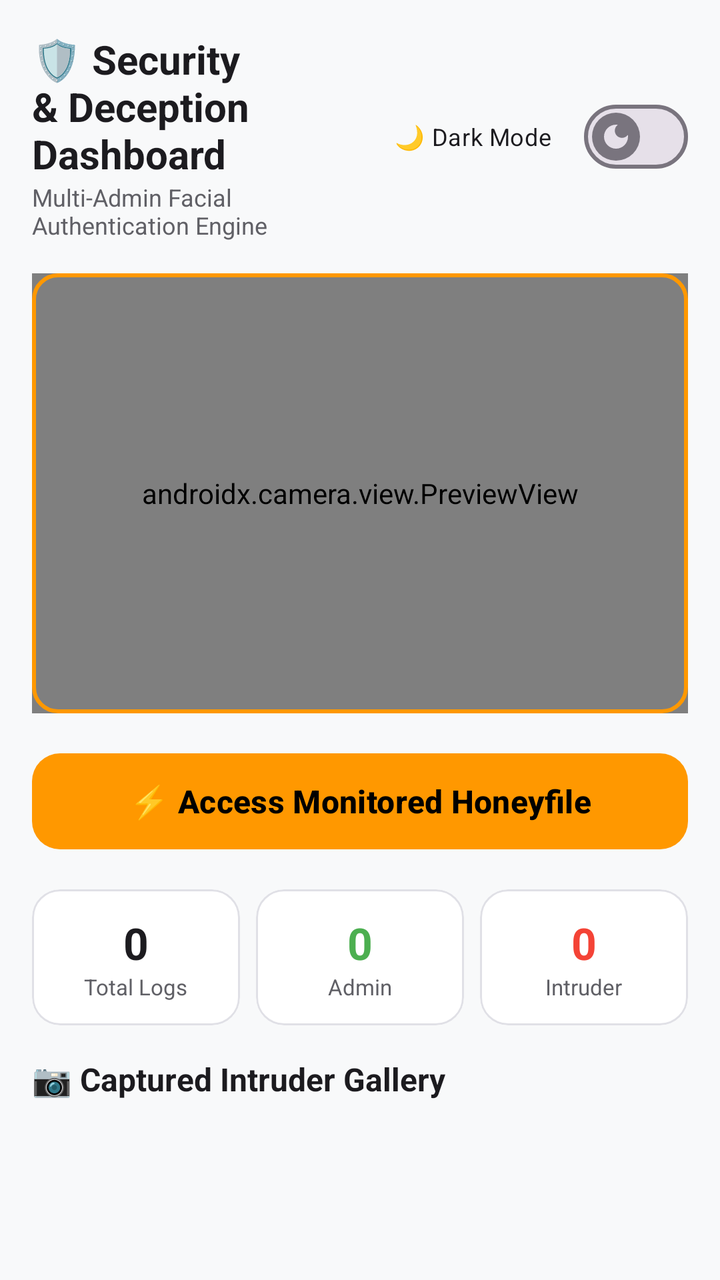
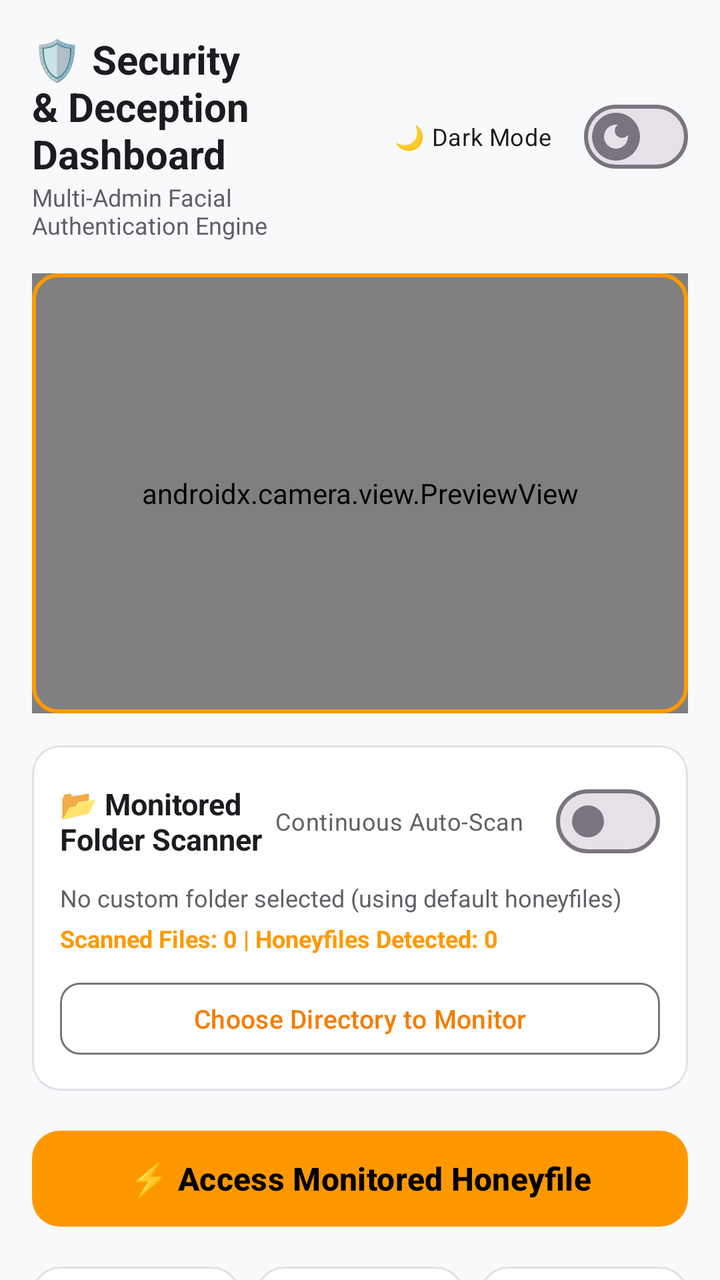

Two renders of the same Android screen: before a commit and after it. Below are the layout's source before the change and the commit's diff.
<!-- AndroidManifest.xml: activity theme Theme.HoneyfileSecurity -->
<!-- res/layout/activity_main.xml -->
<?xml version="1.0" encoding="utf-8"?>
<androidx.core.widget.NestedScrollView xmlns:android="http://schemas.android.com/apk/res/android"
    xmlns:app="http://schemas.android.com/apk/res-auto"
    android:layout_width="match_parent"
    android:layout_height="match_parent"
    android:background="?attr/appBackgroundColor"
    android:fillViewport="true">

    <LinearLayout
        android:layout_width="match_parent"
        android:layout_height="wrap_content"
        android:orientation="vertical"
        android:padding="16dp">

        
        <LinearLayout
            android:layout_width="match_parent"
            android:layout_height="wrap_content"
            android:orientation="horizontal"
            android:gravity="center_vertical"
            android:layout_marginBottom="16dp">

            <LinearLayout
                android:layout_width="0dp"
                android:layout_height="wrap_content"
                android:layout_weight="1"
                android:orientation="vertical">

                <TextView
                    android:layout_width="wrap_content"
                    android:layout_height="wrap_content"
                    android:text="@string/dashboard_title"
                    android:textColor="?attr/appTextColorPrimary"
                    android:textSize="20sp"
                    android:textStyle="bold" />

                <TextView
                    android:layout_width="wrap_content"
                    android:layout_height="wrap_content"
                    android:text="@string/dashboard_subtitle"
                    android:textColor="?attr/appTextColorSecondary"
                    android:textSize="12sp" />

            </LinearLayout>

            <com.google.android.material.materialswitch.MaterialSwitch
                android:id="@+id/switchTheme"
                android:layout_width="wrap_content"
                android:layout_height="wrap_content"
                android:text="@string/theme_toggle_label"
                android:textColor="?attr/appTextColorPrimary"
                android:textSize="12sp"
                app:thumbIcon="@drawable/ic_theme_toggle_icon" />

        </LinearLayout>

        
        <FrameLayout
            android:layout_width="match_parent"
            android:layout_height="220dp"
            android:layout_marginBottom="16dp">

            <androidx.camera.view.PreviewView
                android:id="@+id/previewView"
                android:layout_width="match_parent"
                android:layout_height="match_parent" />

            <View
                android:layout_width="match_parent"
                android:layout_height="match_parent"
                android:background="@drawable/camera_overlay_border" />
        </FrameLayout>

        
        <com.google.android.material.button.MaterialButton
            android:id="@+id/btnTrigger"
            android:layout_width="match_parent"
            android:layout_height="56dp"
            android:text="@string/trigger_button_text"
            android:textColor="@color/black"
            android:textSize="16sp"
            android:textStyle="bold"
            app:backgroundTint="@color/primary_accent"
            app:cornerRadius="14dp"
            android:layout_marginBottom="16dp" />

        
        <LinearLayout
            android:layout_width="match_parent"
            android:layout_height="wrap_content"
            android:orientation="horizontal"
            android:layout_marginBottom="16dp">

            <com.google.android.material.card.MaterialCardView
                android:layout_width="0dp"
                android:layout_height="wrap_content"
                android:layout_weight="1"
                android:layout_marginEnd="4dp"
                app:cardBackgroundColor="?attr/appCardColor"
                app:cardCornerRadius="14dp"
                app:strokeColor="?attr/appCardStrokeColor"
                app:strokeWidth="1dp">
                <LinearLayout
                    android:layout_width="match_parent"
                    android:layout_height="wrap_content"
                    android:orientation="vertical"
                    android:padding="12dp"
                    android:gravity="center">
                    <TextView
                        android:id="@+id/tvTotalLogs"
                        android:layout_width="wrap_content"
                        android:layout_height="wrap_content"
                        android:text="0"
                        android:textColor="?attr/appTextColorPrimary"
                        android:textSize="22sp"
                        android:textStyle="bold" />
                    <TextView
                        android:layout_width="wrap_content"
                        android:layout_height="wrap_content"
                        android:text="Total Logs"
                        android:textColor="?attr/appTextColorSecondary"
                        android:textSize="11sp" />
                </LinearLayout>
            </com.google.android.material.card.MaterialCardView>

            <com.google.android.material.card.MaterialCardView
                android:layout_width="0dp"
                android:layout_height="wrap_content"
                android:layout_weight="1"
                android:layout_marginHorizontal="4dp"
                app:cardBackgroundColor="?attr/appCardColor"
                app:cardCornerRadius="14dp"
                app:strokeColor="?attr/appCardStrokeColor"
                app:strokeWidth="1dp">
                <LinearLayout
                    android:layout_width="match_parent"
                    android:layout_height="wrap_content"
                    android:orientation="vertical"
                    android:padding="12dp"
                    android:gravity="center">
                    <TextView
                        android:id="@+id/tvAdminCount"
                        android:layout_width="wrap_content"
                        android:layout_height="wrap_content"
                        android:text="0"
                        android:textColor="@color/success_green"
                        android:textSize="22sp"
                        android:textStyle="bold" />
                    <TextView
                        android:layout_width="wrap_content"
                        android:layout_height="wrap_content"
                        android:text="Admin"
                        android:textColor="?attr/appTextColorSecondary"
                        android:textSize="11sp" />
                </LinearLayout>
            </com.google.android.material.card.MaterialCardView>

            <com.google.android.material.card.MaterialCardView
                android:layout_width="0dp"
                android:layout_height="wrap_content"
                android:layout_weight="1"
                android:layout_marginStart="4dp"
                app:cardBackgroundColor="?attr/appCardColor"
                app:cardCornerRadius="14dp"
                app:strokeColor="?attr/appCardStrokeColor"
                app:strokeWidth="1dp">
                <LinearLayout
                    android:layout_width="match_parent"
                    android:layout_height="wrap_content"
                    android:orientation="vertical"
                    android:padding="12dp"
                    android:gravity="center">
                    <TextView
                        android:id="@+id/tvIntruderCount"
                        android:layout_width="wrap_content"
                        android:layout_height="wrap_content"
                        android:text="0"
                        android:textColor="@color/alert_red"
                        android:textSize="22sp"
                        android:textStyle="bold" />
                    <TextView
                        android:layout_width="wrap_content"
                        android:layout_height="wrap_content"
                        android:text="Intruder"
                        android:textColor="?attr/appTextColorSecondary"
                        android:textSize="11sp" />
                </LinearLayout>
            </com.google.android.material.card.MaterialCardView>

        </LinearLayout>

        
        <TextView
            android:layout_width="wrap_content"
            android:layout_height="wrap_content"
            android:text="@string/gallery_section_title"
            android:textColor="?attr/appTextColorPrimary"
            android:textSize="16sp"
            android:textStyle="bold"
            android:layout_marginBottom="8dp" />

        <androidx.recyclerview.widget.RecyclerView
            android:id="@+id/rvGallery"
            android:layout_width="match_parent"
            android:layout_height="110dp"
            android:orientation="horizontal"
            android:layout_marginBottom="16dp" />

        
        <TextView
            android:layout_width="wrap_content"
            android:layout_height="wrap_content"
            android:text="@string/logs_section_title"
            android:textColor="?attr/appTextColorPrimary"
            android:textSize="16sp"
            android:textStyle="bold"
            android:layout_marginBottom="8dp" />

        <androidx.recyclerview.widget.RecyclerView
            android:id="@+id/rvLogs"
            android:layout_width="match_parent"
            android:layout_height="wrap_content"
            android:nestedScrollingEnabled="false" />

    </LinearLayout>

</androidx.core.widget.NestedScrollView>
<!-- resources referenced by this layout -->
<resources>
  <color name="alert_red">#F44336</color>
  <color name="black">#FF000000</color>
  <color name="primary_accent">#FF9800</color>
  <color name="success_green">#4CAF50</color>
  <!-- drawable camera_overlay_border (drawable) -->
  <?xml version="1.0" encoding="utf-8"?>
  <shape xmlns:android="http://schemas.android.com/apk/res/android"
      android:shape="rectangle">
      <stroke android:width="2dp" android:color="@color/primary_accent" />
      <corners android:radius="12dp" />
  </shape>
  <!-- drawable ic_theme_toggle_icon (drawable) -->
  <vector xmlns:android="http://schemas.android.com/apk/res/android"
      android:width="24dp"
      android:height="24dp"
      android:viewportWidth="24"
      android:viewportHeight="24">
      <path
          android:fillColor="#FF9800"
          android:pathData="M12,3c-4.97,0 -9,4.03 -9,9s4.03,9 9,9 9,-4.03 9,-9c0,-0.46 -0.04,-0.92 -0.1,-1.36 -0.98,1.37 -2.58,2.26 -4.4,2.26 -2.98,0 -5.4,-2.42 -5.4,-5.4 0,-1.81 0.89,-3.42 2.26,-4.4C12.92,3.04 12.46,3 12,3z"/>
  </vector>
  <string name="dashboard_subtitle">Multi-Admin Facial Authentication Engine</string>
  <string name="dashboard_title">🛡️ Security &amp; Deception Dashboard</string>
  <string name="gallery_section_title">📷 Captured Intruder Gallery</string>
  <string name="logs_section_title">📜 Access Logs</string>
  <string name="theme_toggle_label">🌙 Dark Mode</string>
  <string name="trigger_button_text">⚡ Access Monitored Honeyfile</string>
  <style name="Theme.HoneyfileSecurity" parent="Theme.Material3.DayNight.NoActionBar">
          <item name="colorPrimary">@color/primary_accent_light</item>
          <item name="colorOnPrimary">@color/white</item>
          <item name="colorSecondary">@color/teal_700</item>
          <item name="android:statusBarColor">@color/light_bg</item>
          <item name="android:windowBackground">@color/light_bg</item>
  
          
          <item name="appBackgroundColor">@color/light_bg</item>
          <item name="appCardColor">@color/light_card_bg</item>
          <item name="appCardStrokeColor">@color/light_card_stroke</item>
          <item name="appTextColorPrimary">@color/light_text_primary</item>
          <item name="appTextColorSecondary">@color/light_text_secondary</item>
      </style>
  <color name="primary_accent_light">#F57C00</color>
  <color name="white">#FFFFFFFF</color>
  <color name="teal_700">#FF018786</color>
  <color name="light_bg">#F8F9FA</color>
  <color name="light_card_bg">#FFFFFF</color>
  <color name="light_card_stroke">#E0E0E6</color>
  <color name="light_text_primary">#1C1B1F</color>
  <color name="light_text_secondary">#606066</color>
</resources>

<!-- the commit's change to res/layout/activity_main.xml (unified diff, before → after) -->
@@ -70,6 +70,80 @@
                 android:layout_height="match_parent"
                 android:background="@drawable/camera_overlay_border" />
         </FrameLayout>
+
+        
+        <com.google.android.material.card.MaterialCardView
+            android:layout_width="match_parent"
+            android:layout_height="wrap_content"
+            android:layout_marginBottom="16dp"
+            app:cardBackgroundColor="?attr/appCardColor"
+            app:cardCornerRadius="14dp"
+            app:strokeColor="?attr/appCardStrokeColor"
+            app:strokeWidth="1dp">
+
+            <LinearLayout
+                android:layout_width="match_parent"
+                android:layout_height="wrap_content"
+                android:orientation="vertical"
+                android:padding="14dp">
+
+                <LinearLayout
+                    android:layout_width="match_parent"
+                    android:layout_height="wrap_content"
+                    android:orientation="horizontal"
+                    android:gravity="center_vertical">
+
+                    <TextView
+                        android:layout_width="0dp"
+                        android:layout_height="wrap_content"
+                        android:layout_weight="1"
+                        android:text="@string/folder_scanner_title"
+                        android:textColor="?attr/appTextColorPrimary"
+                        android:textSize="15sp"
+                        android:textStyle="bold" />
+
+                    <com.google.android.material.materialswitch.MaterialSwitch
+                        android:id="@+id/switchAutoScan"
+                        android:layout_width="wrap_content"
+                        android:layout_height="wrap_content"
+                        android:text="@string/auto_scan_label"
+                        android:textColor="?attr/appTextColorSecondary"
+                        android:textSize="12sp" />
+                </LinearLayout>
+
+                <TextView
+                    android:id="@+id/tvSelectedFolder"
+                    android:layout_width="match_parent"
+                    android:layout_height="wrap_content"
+                    android:text="@string/no_folder_selected"
+                    android:textColor="?attr/appTextColorSecondary"
+                    android:textSize="12sp"
+                    android:layout_marginTop="6dp"
+                    android:ellipsize="middle"
+                    android:singleLine="true" />
+
+                <TextView
+                    android:id="@+id/tvScanStats"
+                    android:layout_width="match_parent"
+                    android:layout_height="wrap_content"
+                    android:text="Scanned Files: 0 | Honeyfiles Detected: 0"
+                    android:textColor="@color/primary_accent"
+                    android:textSize="12sp"
+                    android:textStyle="bold"
+                    android:layout_marginTop="4dp" />
+
+                <com.google.android.material.button.MaterialButton
+                    android:id="@+id/btnSelectFolder"
+                    style="@style/Widget.Material3.Button.OutlinedButton"
+                    android:layout_width="match_parent"
+                    android:layout_height="44dp"
+                    android:text="@string/btn_select_folder"
+                    android:textSize="13sp"
+                    android:layout_marginTop="10dp"
+                    app:cornerRadius="10dp" />
+
+            </LinearLayout>
+        </com.google.android.material.card.MaterialCardView>
 
         
         <com.google.android.material.button.MaterialButton
<!-- resource entries referenced after the edit -->
@@ -21,10 +21,14 @@
           android:fillColor="#FF9800"
           android:pathData="M12,3c-4.97,0 -9,4.03 -9,9s4.03,9 9,9 9,-4.03 9,-9c0,-0.46 -0.04,-0.92 -0.1,-1.36 -0.98,1.37 -2.58,2.26 -4.4,2.26 -2.98,0 -5.4,-2.42 -5.4,-5.4 0,-1.81 0.89,-3.42 2.26,-4.4C12.92,3.04 12.46,3 12,3z"/>
   </vector>
+  <string name="auto_scan_label">Continuous Auto-Scan</string>
+  <string name="btn_select_folder">Choose Directory to Monitor</string>
   <string name="dashboard_subtitle">Multi-Admin Facial Authentication Engine</string>
   <string name="dashboard_title">🛡️ Security &amp; Deception Dashboard</string>
+  <string name="folder_scanner_title">📂 Monitored Folder Scanner</string>
   <string name="gallery_section_title">📷 Captured Intruder Gallery</string>
   <string name="logs_section_title">📜 Access Logs</string>
+  <string name="no_folder_selected">No custom folder selected (using default honeyfiles)</string>
   <string name="theme_toggle_label">🌙 Dark Mode</string>
   <string name="trigger_button_text">⚡ Access Monitored Honeyfile</string>
   <style name="Theme.HoneyfileSecurity" parent="Theme.Material3.DayNight.NoActionBar">
